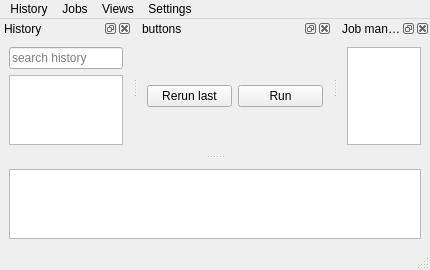
Above: noacli_ui.ui from kg4ydw/noacli before the change. Below: the same form after it.
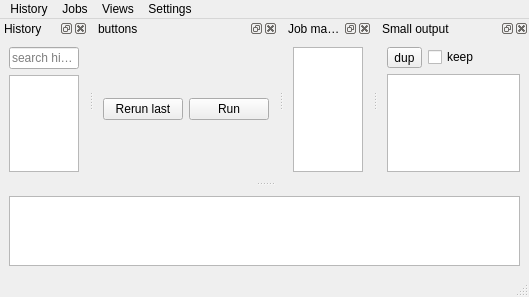
That is the form after the change. Custom widgets are drawn as their Qt base class.

Commit message:
QSetttings->typedQSettings, work on smallOutputDock, add tooltips
replace QSetttings with typedQSettings
revert back to General group from Main
give up on importing everything individually from QtWidgets
beginnings of the small output dock
add a few tooltips

```diff
--- a/noacli_ui.ui
+++ b/noacli_ui.ui
@@ -6,10 +6,16 @@
    <rect>
     <x>0</x>
     <y>0</y>
-    <width>430</width>
-    <height>267</height>
+    <width>529</width>
+    <height>297</height>
    </rect>
   </property>
+  <property name="sizePolicy">
+   <sizepolicy hsizetype="Expanding" vsizetype="Expanding">
+    <horstretch>0</horstretch>
+    <verstretch>0</verstretch>
+   </sizepolicy>
+  </property>
   <property name="windowTitle">
    <string>noacli</string>
   </property>
@@ -32,7 +38,7 @@
     <rect>
      <x>0</x>
      <y>0</y>
-     <width>430</width>
+     <width>529</width>
      <height>16</height>
     </rect>
    </property>
@@ -235,6 +241,51 @@
     </layout>
    </widget>
   </widget>
+  <widget class="QDockWidget" name="smallOutputDock">
+   <property name="windowTitle">
+    <string>Small output</string>
+   </property>
+   <attribute name="dockWidgetArea">
+    <number>4</number>
+   </attribute>
+   <widget class="QWidget" name="dockWidgetContents_3">
+    <layout class="QVBoxLayout" name="verticalLayout_4">
+     <item>
+      <layout class="QHBoxLayout" name="horizontalLayout_2">
+       <item>
+        <widget class="QToolButton" name="dupOutput">
+         <property name="sizePolicy">
+          <sizepolicy hsizetype="Fixed" vsizetype="Fixed">
+           <horstretch>0</horstretch>
+           <verstretch>0</verstretch>
+          </sizepolicy>
+         </property>
+         <property name="toolTip">
+          <string>Copy output to a new window</string>
+         </property>
+         <property name="text">
+          <string>dup</string>
+         </property>
+        </widget>
+       </item>
+       <item>
+        <widget class="QCheckBox" name="keepOutput">
+         <property name="toolTip">
+          <string>Keep or (or clear) output between commands</string>
+         </property>
+         <property name="text">
+          <string>keep</string>
+         </property>
+        </widget>
+       </item>
+      </layout>
+     </item>
+     <item>
+      <widget class="smallOutput" name="smallOutputView"/>
+     </item>
+    </layout>
+   </widget>
+  </widget>
   <action name="actionHistory">
    <property name="checkable">
     <bool>true</bool>
@@ -332,6 +383,15 @@
     <signal>newFavorite(QString)</signal>
    </slots>
   </customwidget>
+  <customwidget>
+   <class>smallOutput</class>
+   <extends>QTextBrowser</extends>
+   <header>smalloutput</header>
+   <slots>
+    <slot>smallDup()</slot>
+    <slot>smallKeepToggle(bool)</slot>
+   </slots>
+  </customwidget>
  </customwidgets>
  <resources/>
  <connections>
```
Left out of the diff: 60 changed lines with no effect on the pictures. The commit also changes 6 other files.
